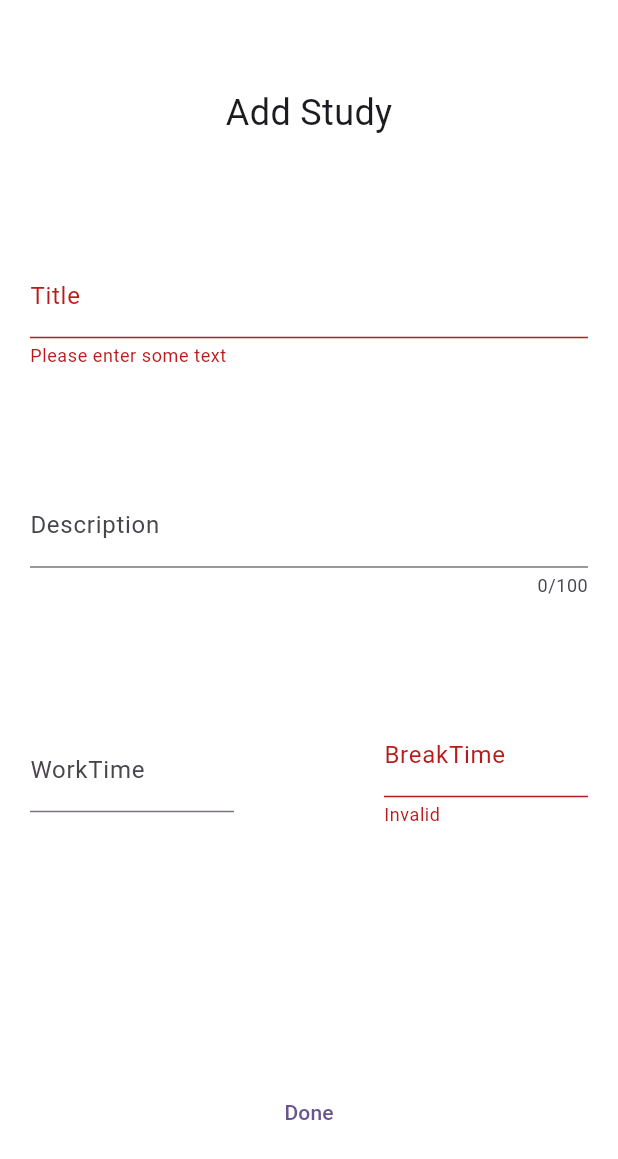
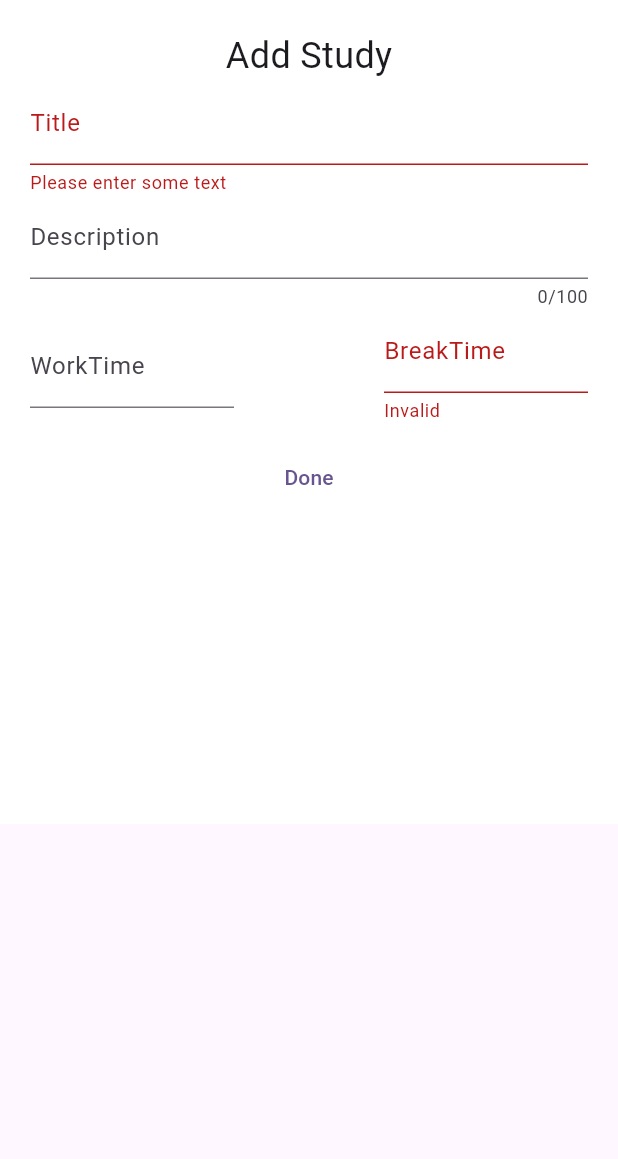
Before and after one commit to PedroH-Peres/studylistapp, a Flutter app: the StudyForm widget shown alone on an empty page, opened directly, after a tap on "Done", on a phone screen of 412 x 824 dp. Shown: the top 1159 px of the screen. Run offline on Flutter 3.47's test engine with Material 2 defaults, Android fonts, the phone set to English and light mode, and no system bars; our stand-ins replace flutter_mobx, mobx; generated files the repository leaves out were written again.

Commit message:
Bug TextField Solved

```diff
--- a/studyapp/lib/components/studyForm.dart
+++ b/studyapp/lib/components/studyForm.dart
@@ -13,13 +13,17 @@ class StudyForm extends StatefulWidget {
 }
 
 class _StudyFormState extends State<StudyForm> {
-  @override
-  Widget build(BuildContext context) {
+  final formKey = GlobalKey<FormState>();
+
     final TextEditingController _titleController = TextEditingController();
     final TextEditingController _descController = TextEditingController();
     final TextEditingController _workController = TextEditingController();
     final TextEditingController _breakController = TextEditingController();
     bool isEdit = false;
+  @override
+  Widget build(BuildContext context) {
+
+
 
     final arg = ModalRoute.of(context)?.settings.arguments;
 
@@ -33,21 +37,22 @@ class _StudyFormState extends State<StudyForm> {
     }
 
     final studyListStore = Provider.of<StudyListStore>(context);
-    final _formKey = GlobalKey<FormState>();
 
-    return
-      Container(
+    return SingleChildScrollView(
+      child: Container(
         width: MediaQuery.of(context).size.width,
-        height: MediaQuery.of(context).size.height,
+        height: MediaQuery.of(context).size.height*2/3,
         decoration: BoxDecoration(color: Colors.white),
         child: Form(
-          key: _formKey,
+          key: formKey,
           child: Container(
             padding: EdgeInsets.all(20),
             child: Column(
-              mainAxisAlignment: MainAxisAlignment.spaceAround,
               children: [
-                Text("Add Study", style: TextStyle(fontSize: 24),),
+                const Text(
+                  "Add Study",
+                  style: TextStyle(fontSize: 24),
+                ),
                 TextFormField(
                   controller: _titleController,
                   decoration: InputDecoration(label: Text("Title")),
@@ -94,15 +99,15 @@ class _StudyFormState extends State<StudyForm> {
                           ),
                           keyboardType: TextInputType.number,
                           validator: (value) {
-                            if(int.tryParse(value!) == null){
+                            if (int.tryParse(value!) == null) {
                               return "Invalid";
                             }
 
-                            if(value != null && value.isNotEmpty){
-                              if(int.tryParse(value)! < 0){
+                            if (value != null && value.isNotEmpty) {
+                              if (int.tryParse(value)! < 0) {
                                 return "Invalid value";
                               }
-                            }else{
+                            } else {
                               return "Required field";
                             }
 
@@ -118,7 +123,7 @@ class _StudyFormState extends State<StudyForm> {
                 ),
                 TextButton(
                   onPressed: () {
-                    if (_formKey.currentState!.validate()) {
+                    if (formKey.currentState!.validate()) {
                       if (isEdit) {
                         var arg = ModalRoute.of(context)!.settings.arguments;
                         var study = arg as Study;
@@ -134,19 +139,17 @@ class _StudyFormState extends State<StudyForm> {
                             description: _descController.text);
                         studyListStore.addStudy(study);
                         study.setTime();
-
                       }
                       Navigator.of(context).pop();
                     }
                   },
                   child: Text("Done"),
                 ),
-
               ],
             ),
           ),
         ),
-
+      ),
     );
   }
 }
--- a/studyapp/lib/pages/studyformpage.dart
+++ b/studyapp/lib/pages/studyformpage.dart
@@ -35,7 +35,7 @@ class _StudyFormPageState extends State<StudyFormPage> {
               ),
               Expanded(
                 child: Container(
-                  margin: EdgeInsets.all(22),
+                  margin: EdgeInsets.all(12),
                   padding: EdgeInsets.symmetric(horizontal: 5, vertical: 10),
                   decoration: BoxDecoration(
                     color: const Color.fromARGB(255, 215, 174, 223),
@@ -56,7 +56,7 @@ class _StudyFormPageState extends State<StudyFormPage> {
                                 TextStyle(color: Colors.grey, fontSize: 11),
                             trailing: Container(
                               height: 50,
-                              width: 80,
+                              width: 100,
                               child: Row(children: [
                                 IconButton(
                                     onPressed: () {
```
Also changed, not shown: studyapp/lib/pages/overview.dart (+3 -4 lines). Lines whose indentation alone changed are shown as unchanged.
